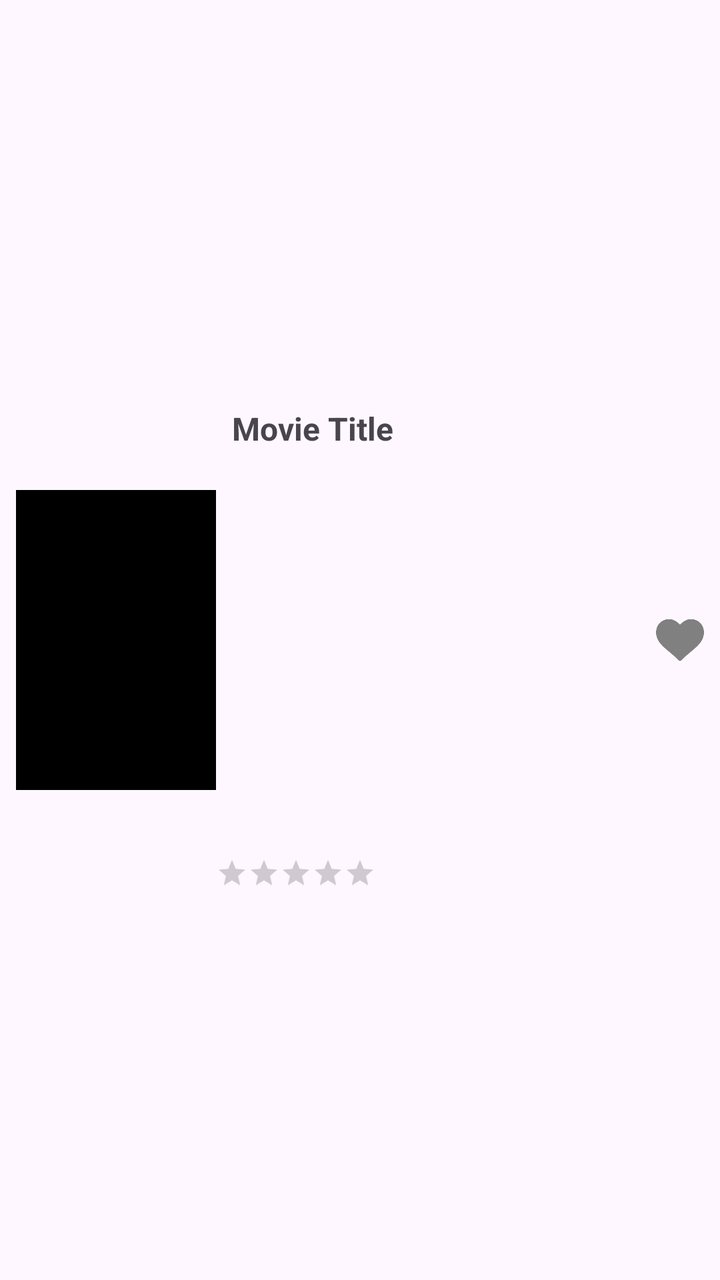
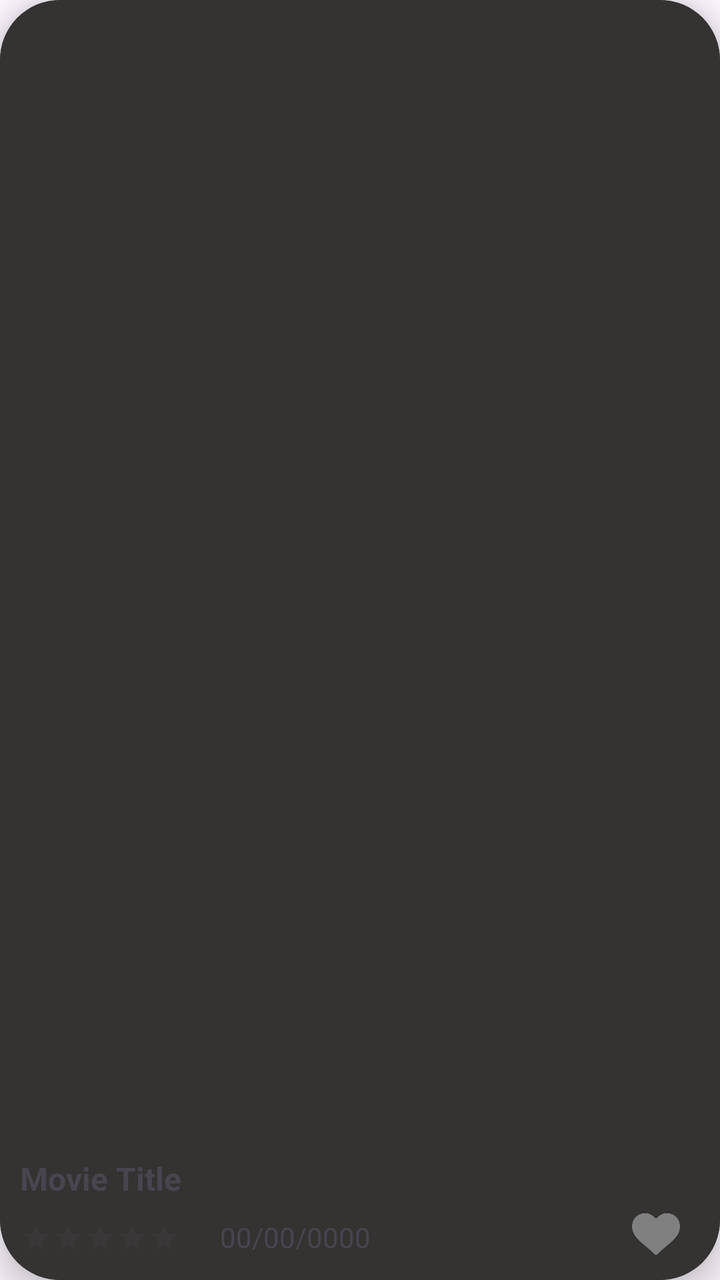

Before-and-after screenshots of an Android layout around one commit, followed by the original layout XML and the change that was made.
<!-- AndroidManifest.xml: application theme Theme.MoviesApp -->
<!-- res/layout/item_movie_skeleton.xml -->
<?xml version="1.0" encoding="utf-8"?>
<androidx.constraintlayout.widget.ConstraintLayout xmlns:android="http://schemas.android.com/apk/res/android"
    xmlns:app="http://schemas.android.com/apk/res-auto"
    android:layout_width="match_parent"
    android:layout_height="wrap_content">

    <View
        android:id="@+id/moviePoster"
        android:layout_width="100dp"
        android:layout_height="150dp"
        android:layout_margin="8dp"
        app:layout_constraintStart_toStartOf="parent"
        app:layout_constraintTop_toTopOf="parent"
        app:layout_constraintBottom_toBottomOf="parent"
        android:background="@color/black"/>
    <TextView
        android:id="@+id/movieTitle"
        android:layout_width="0dp"
        android:layout_height="wrap_content"
        android:layout_marginStart="8dp"
        android:layout_marginTop="8dp"
        android:text="Movie Title"
        android:textSize="16sp"
        android:textStyle="bold"
        app:layout_constraintStart_toEndOf="@id/moviePoster"
        app:layout_constraintTop_toTopOf="parent"
        app:layout_constraintEnd_toStartOf="@id/favoriteIcon"
        app:layout_constraintBottom_toTopOf="@id/movieRating" />

    <RatingBar
        android:id="@+id/movieRating"
        style="@style/Widget.AppCompat.RatingBar.Small"
        android:layout_width="wrap_content"
        android:layout_height="wrap_content"
        android:layout_marginTop="8dp"
        android:numStars="5"
        android:progressTint="#021d7c"
        android:stepSize="1"
        app:layout_constraintStart_toEndOf="@id/moviePoster"
        app:layout_constraintTop_toBottomOf="@id/movieTitle"
        app:layout_constraintBottom_toBottomOf="parent"/>
    <ImageView
        android:id="@+id/favoriteIcon"
        android:layout_width="24dp"
        android:layout_height="24dp"
        android:layout_marginEnd="8dp"
        android:src="@drawable/ic_favorite_unselect"
        app:layout_constraintTop_toTopOf="parent"
        app:layout_constraintEnd_toEndOf="parent"
        app:layout_constraintBottom_toBottomOf="parent" />

</androidx.constraintlayout.widget.ConstraintLayout>
<!-- resources referenced by this layout -->
<resources>
  <color name="black">#FF000000</color>
  <!-- drawable ic_favorite_unselect: png bitmap (drawable, 4915 bytes) -->
  <style name="Theme.MoviesApp" parent="Base.Theme.MoviesApp" />
  <style name="Base.Theme.MoviesApp" parent="Theme.Material3.DayNight.NoActionBar">
          
          
  
          
          <item name="android:statusBarColor">@android:color/transparent</item>
          <item name="android:windowLightStatusBar">true</item>
      </style>
</resources>

<!-- the commit's change to res/layout/item_movie_skeleton.xml (unified diff, before → after) -->
@@ -1,52 +1,107 @@
 <?xml version="1.0" encoding="utf-8"?>
-<androidx.constraintlayout.widget.ConstraintLayout xmlns:android="http://schemas.android.com/apk/res/android"
+<com.google.android.material.card.MaterialCardView
+    xmlns:android="http://schemas.android.com/apk/res/android"
     xmlns:app="http://schemas.android.com/apk/res-auto"
+    xmlns:tools="http://schemas.android.com/tools"
     android:layout_width="match_parent"
-    android:layout_height="wrap_content">
+    android:layout_height="200dp"
+    android:layout_margin="16dp"
+    app:cardCornerRadius="30dp"
+    app:cardElevation="8dp"
+    app:strokeColor="#353232"
+    app:strokeWidth="4dp"
+    android:background="@color/black">
 
-    <View
-        android:id="@+id/moviePoster"
-        android:layout_width="100dp"
-        android:layout_height="150dp"
-        android:layout_margin="8dp"
-        app:layout_constraintStart_toStartOf="parent"
-        app:layout_constraintTop_toTopOf="parent"
-        app:layout_constraintBottom_toBottomOf="parent"
-        android:background="@color/black"/>
-    <TextView
-        android:id="@+id/movieTitle"
-        android:layout_width="0dp"
-        android:layout_height="wrap_content"
-        android:layout_marginStart="8dp"
-        android:layout_marginTop="8dp"
-        android:text="Movie Title"
-        android:textSize="16sp"
-        android:textStyle="bold"
-        app:layout_constraintStart_toEndOf="@id/moviePoster"
-        app:layout_constraintTop_toTopOf="parent"
-        app:layout_constraintEnd_toStartOf="@id/favoriteIcon"
-        app:layout_constraintBottom_toTopOf="@id/movieRating" />
 
-    <RatingBar
-        android:id="@+id/movieRating"
-        style="@style/Widget.AppCompat.RatingBar.Small"
-        android:layout_width="wrap_content"
-        android:layout_height="wrap_content"
-        android:layout_marginTop="8dp"
-        android:numStars="5"
-        android:progressTint="#021d7c"
-        android:stepSize="1"
-        app:layout_constraintStart_toEndOf="@id/moviePoster"
-        app:layout_constraintTop_toBottomOf="@id/movieTitle"
-        app:layout_constraintBottom_toBottomOf="parent"/>
-    <ImageView
-        android:id="@+id/favoriteIcon"
-        android:layout_width="24dp"
-        android:layout_height="24dp"
-        android:layout_marginEnd="8dp"
-        android:src="@drawable/ic_favorite_unselect"
-        app:layout_constraintTop_toTopOf="parent"
-        app:layout_constraintEnd_toEndOf="parent"
-        app:layout_constraintBottom_toBottomOf="parent" />
 
-</androidx.constraintlayout.widget.ConstraintLayout>
+    <androidx.constraintlayout.widget.ConstraintLayout
+        android:layout_width="match_parent"
+        android:layout_height="match_parent"
+        >
+
+
+        <ImageView
+            android:id="@+id/moviePoster"
+            android:layout_width="0dp"
+            android:layout_height="0dp"
+            android:background="#353232"
+            android:scaleType="centerCrop"
+            app:layout_constraintTop_toTopOf="parent"
+            app:layout_constraintBottom_toBottomOf="parent"
+            app:layout_constraintStart_toStartOf="parent"
+            app:layout_constraintEnd_toEndOf="parent" />
+
+
+        <TextView
+            android:id="@+id/movieTitle"
+            android:layout_width="0dp"
+            android:layout_height="wrap_content"
+            android:layout_marginStart="10dp"
+            android:layout_marginTop="8dp"
+            android:layout_marginBottom="40dp"
+            android:text="Movie Title"
+            android:textSize="16sp"
+            android:textStyle="bold"
+            app:layout_constraintBottom_toBottomOf="parent"
+            app:layout_constraintStart_toStartOf="parent" />
+
+                <RatingBar
+                    android:id="@+id/movieRating"
+                    style="@style/Widget.AppCompat.RatingBar.Small"
+                    android:layout_width="wrap_content"
+                    android:layout_height="wrap_content"
+                    android:layout_marginTop="8dp"
+                    android:layout_marginBottom="10dp"
+                    android:numStars="5"
+
+                    android:stepSize="1"
+                    android:progressTint="#FFD54F"
+                    android:progressBackgroundTint="#444444"
+                    app:layout_constraintBottom_toBottomOf="parent"
+                    app:layout_constraintStart_toStartOf="@id/movieTitle"
+                    app:layout_constraintTop_toBottomOf="@id/movieTitle" />
+
+
+
+
+
+
+
+
+
+
+
+
+
+
+
+
+
+
+
+        <TextView
+            android:id="@+id/releaseDate"
+            android:layout_width="wrap_content"
+            android:layout_height="wrap_content"
+            android:layout_marginBottom="12dp"
+            android:layout_marginStart="20dp"
+            android:text="00/00/0000"
+            app:layout_constraintBottom_toBottomOf="parent"
+            app:layout_constraintStart_toEndOf="@id/movieRating"
+            />
+        
+        <ImageView
+            android:id="@+id/favoriteIcon"
+            android:layout_width="24dp"
+            android:layout_height="24dp"
+            android:layout_marginEnd="20dp"
+            android:layout_marginBottom="11dp"
+            android:src="@drawable/ic_favorite_unselect"
+            app:layout_constraintBottom_toBottomOf="parent"
+            app:layout_constraintEnd_toEndOf="parent" />
+
+
+    </androidx.constraintlayout.widget.ConstraintLayout>
+
+
+</com.google.android.material.card.MaterialCardView>
